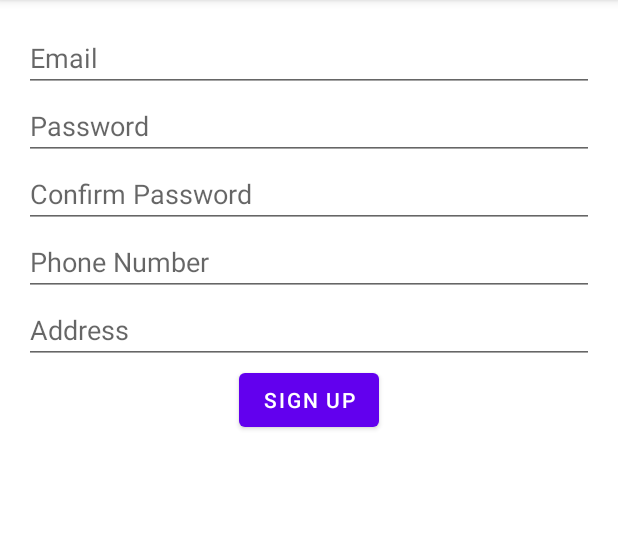
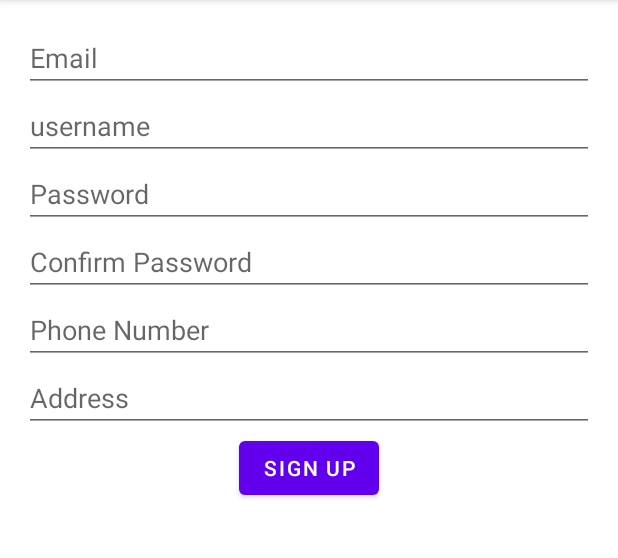
Before and after one commit to hrvojemastelic/petme, an Android app: the SignUpActivity screen opened directly, with no data from a screen before it, after a tap on "BUSINESS", on a phone screen of 412 x 824 dp, the part 84-642 px from its top. Run offline under Robolectric (Android 15) with nearby library versions, the light colour scheme and no system bars; our stand-ins replace Firebase (no records; nobody signed in at launch, a user with empty details on screens opened directly).

Commit message:
added username to user

```diff
--- a/app/src/main/java/com/example/petme/models/UserAccount.kt
+++ b/app/src/main/java/com/example/petme/models/UserAccount.kt
@@ -2,9 +2,10 @@ package com.example.petme.models
 
 data class UserAccount(
     val userId: String = "",
+    val username: String = "",
     val email: String = "",
     val phoneNumber: String = "",
     val address: String = "",
-    val accountType: String = "", // "private" or "business"
-    val dateOfCreation: String = "", // Date in String format
+    val accountType: String = "",
+    val dateOfCreation: String = ""
 )
--- a/app/src/main/res/layout/activity_sign_up.xml
+++ b/app/src/main/res/layout/activity_sign_up.xml
@@ -56,6 +56,12 @@
             android:hint="Email" />
 
         <EditText
+            android:id="@+id/usernameInput"
+            android:layout_width="match_parent"
+            android:layout_height="wrap_content"
+            android:hint="username" />
+
+        <EditText
             android:id="@+id/passwordInput"
             android:layout_width="match_parent"
             android:layout_height="wrap_content"
@@ -88,4 +94,14 @@
             android:text="Sign Up" />
 
     </LinearLayout>
+
+    <ProgressBar
+        android:id="@+id/progressBar"
+        android:layout_width="wrap_content"
+        android:layout_height="wrap_content"
+        android:visibility="gone"
+        app:layout_constraintTop_toTopOf="parent"
+        app:layout_constraintBottom_toBottomOf="parent"
+        app:layout_constraintStart_toStartOf="parent"
+        app:layout_constraintEnd_toEndOf="parent" />
 </androidx.constraintlayout.widget.ConstraintLayout>
```
Also changed, not shown: app/src/main/java/com/example/petme/ui/user/auth/SignUpActivity.kt (+45 -39 lines), app/src/main/java/com/example/petme/ui/user/auth/SignUpViewModel.kt (+9 -14 lines).
